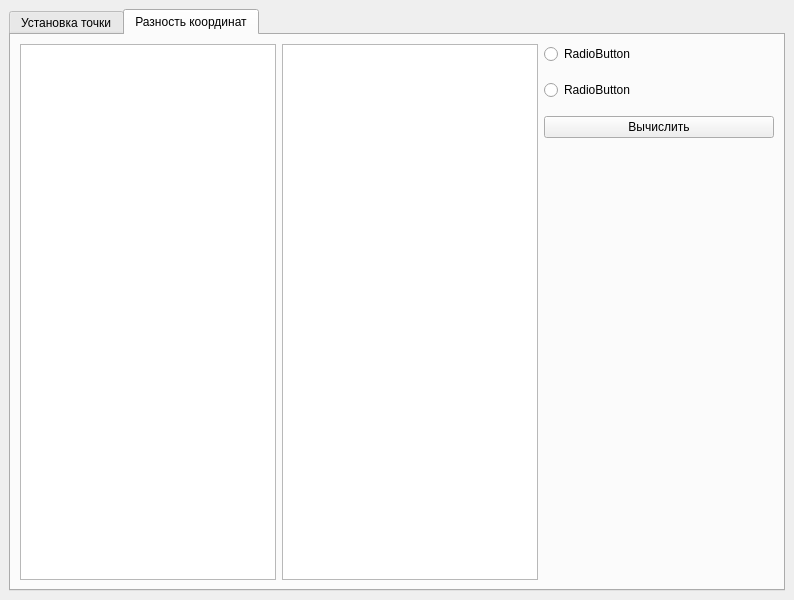
Old version of the form mainwindow.ui in the repository KalinaVitaly/QtLabelImg.
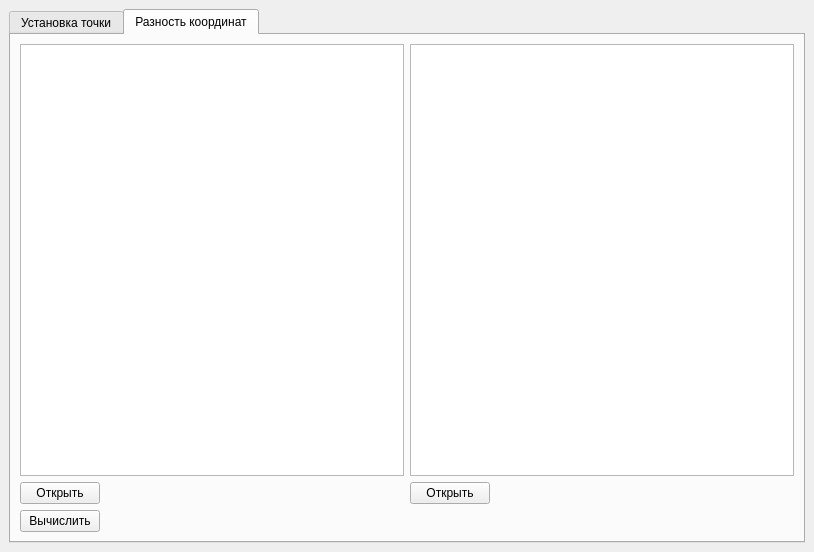
New version of the form. The open tabs and pages were chosen to show the change. Custom widgets are drawn as their Qt base class.

```diff
--- a/mainwindow.ui
+++ b/mainwindow.ui
@@ -6,8 +6,8 @@
    <rect>
     <x>0</x>
     <y>0</y>
-    <width>794</width>
-    <height>600</height>
+    <width>814</width>
+    <height>552</height>
    </rect>
   </property>
   <property name="sizePolicy">
@@ -20,77 +20,78 @@
    <string>MainWindow</string>
   </property>
   <widget class="QWidget" name="centralwidget">
-   <layout class="QHBoxLayout" name="horizontalLayout">
-    <item>
+   <layout class="QGridLayout" name="gridLayout_3">
+    <item row="0" column="0">
      <widget class="QTabWidget" name="tabWidget">
       <property name="currentIndex">
-       <number>1</number>
+       <number>0</number>
       </property>
       <widget class="QWidget" name="tab">
        <attribute name="title">
         <string>Установка точки</string>
        </attribute>
-       <layout class="QHBoxLayout" name="horizontalLayout_2">
-        <item>
-         <widget class="QListWidget" name="listFilesTabFirst">
+       <layout class="QGridLayout" name="gridLayout">
+        <item row="0" column="5">
+         <widget class="PaintGraphicView" name="graphicsView">
           <property name="sizePolicy">
-           <sizepolicy hsizetype="Minimum" vsizetype="Expanding">
+           <sizepolicy hsizetype="MinimumExpanding" vsizetype="Expanding">
             <horstretch>0</horstretch>
             <verstretch>0</verstretch>
            </sizepolicy>
           </property>
+          <property name="cursor" stdset="0">
+           <cursorShape>CrossCursor</cursorShape>
+          </property>
          </widget>
         </item>
-        <item>
-         <widget class="PaintGraphicView" name="graphicsView"/>
-        </item>
-        <item>
-         <layout class="QVBoxLayout" name="verticalLayout">
+        <item row="0" column="0">
+         <layout class="QVBoxLayout" name="verticalLayout_3">
           <item>
-           <widget class="QPushButton" name="nextButton">
-            <property name="text">
-             <string>Вперед</string>
+           <widget class="QListWidget" name="listFilesTabFirst">
+            <property name="sizePolicy">
+             <sizepolicy hsizetype="Minimum" vsizetype="Expanding">
+              <horstretch>0</horstretch>
+              <verstretch>0</verstretch>
+             </sizepolicy>
             </property>
            </widget>
           </item>
           <item>
-           <spacer name="verticalSpacer_4">
-            <property name="orientation">
-             <enum>Qt::Vertical</enum>
-            </property>
-            <property name="sizeType">
-             <enum>QSizePolicy::Minimum</enum>
-            </property>
-            <property name="sizeHint" stdset="0">
-             <size>
-              <width>20</width>
-              <height>10</height>
-             </size>
-            </property>
-           </spacer>
-          </item>
-          <item>
-           <widget class="QPushButton" name="backButton">
-            <property name="text">
-             <string>Назад</string>
-            </property>
-           </widget>
-          </item>
-          <item>
-           <spacer name="verticalSpacer_2">
-            <property name="orientation">
-             <enum>Qt::Vertical</enum>
-            </property>
-            <property name="sizeType">
-             <enum>QSizePolicy::Expanding</enum>
-            </property>
-            <property name="sizeHint" stdset="0">
-             <size>
-              <width>20</width>
-              <height>40</height>
-             </size>
-            </property>
-           </spacer>
+           <layout class="QHBoxLayout" name="horizontalLayout">
+            <item>
+             <widget class="QPushButton" name="OpenButton">
+              <property name="sizePolicy">
+               <sizepolicy hsizetype="Preferred" vsizetype="Minimum">
+                <horstretch>0</horstretch>
+                <verstretch>0</verstretch>
+               </sizepolicy>
+              </property>
+              <property name="text">
+               <string>Открыть</string>
+              </property>
+             </widget>
+            </item>
+            <item>
+             <widget class="QPushButton" name="BackButton">
+              <property name="sizePolicy">
+               <sizepolicy hsizetype="Preferred" vsizetype="Fixed">
+                <horstretch>0</horstretch>
+                <verstretch>0</verstretch>
+               </sizepolicy>
+              </property>
+              <property name="text">
+               <string>Назад</string>
+              </property>
+             </widget>
+            </item>
+            <item>
+             <widget class="QLabel" name="CoordinatesLabel">
+              <property name="text">
+               <string>x: 0.0 y: 0.0</string>
+              </property>
+             </widget>
+            </item>
+           </layout>
           </item>
          </layout>
         </item>
@@ -100,8 +101,8 @@
        <attribute name="title">
         <string>Разность координат</string>
        </attribute>
-       <layout class="QHBoxLayout" name="horizontalLayout_3">
-        <item>
+       <layout class="QGridLayout" name="gridLayout_2">
+        <item row="0" column="0">
          <widget class="QListWidget" name="listFilesFirstTabSecond">
           <property name="sizePolicy">
            <sizepolicy hsizetype="Minimum" vsizetype="Expanding">
@@ -111,7 +112,63 @@
           </property>
          </widget>
         </item>
-        <item>
+        <item row="3" column="0" colspan="2">
+         <layout class="QHBoxLayout" name="horizontalLayout_2">
+          <item>
+           <widget class="QPushButton" name="OpenDirForFirstListWidget">
+            <property name="text">
+             <string>Открыть</string>
+            </property>
+           </widget>
+          </item>
+          <item>
+           <spacer name="horizontalSpacer">
+            <property name="orientation">
+             <enum>Qt::Horizontal</enum>
+            </property>
+            <property name="sizeHint" stdset="0">
+             <size>
+              <width>40</width>
+              <height>20</height>
+             </size>
+            </property>
+           </spacer>
+          </item>
+          <item>
+           <widget class="QPushButton" name="OpenDirForSecondListWidget">
+            <property name="sizePolicy">
+             <sizepolicy hsizetype="Minimum" vsizetype="Fixed">
+              <horstretch>0</horstretch>
+              <verstretch>0</verstretch>
+             </sizepolicy>
+            </property>
+            <property name="minimumSize">
+             <size>
+              <width>40</width>
+              <height>0</height>
+             </size>
+            </property>
+            <property name="text">
+             <string>Открыть</string>
+            </property>
+           </widget>
+          </item>
+          <item>
+           <spacer name="horizontalSpacer_2">
+            <property name="orientation">
+             <enum>Qt::Horizontal</enum>
+            </property>
+            <property name="sizeHint" stdset="0">
+             <size>
+              <width>40</width>
+              <height>20</height>
+             </size>
+            </property>
+           </spacer>
+          </item>
+         </layout>
+        </item>
+        <item row="0" column="1">
          <widget class="QListWidget" name="listFilesSecondTabSecond">
           <property name="sizePolicy">
            <sizepolicy hsizetype="Minimum" vsizetype="Expanding">
@@ -121,73 +178,24 @@
           </property>
          </widget>
         </item>
-        <item>
-         <layout class="QVBoxLayout" name="verticalLayout_2">
+        <item row="7" column="0" rowspan="2" colspan="2">
+         <layout class="QHBoxLayout" name="horizontalLayout_6">
           <item>
-           <widget class="QRadioButton" name="radioButton">
-            <property name="text">
-             <string>RadioButton</string>
-            </property>
-           </widget>
-          </item>
-          <item>
-           <spacer name="verticalSpacer">
-            <property name="orientation">
-             <enum>Qt::Vertical</enum>
-            </property>
-            <property name="sizeType">
-             <enum>QSizePolicy::Minimum</enum>
-            </property>
-            <property name="sizeHint" stdset="0">
-             <size>
-              <width>10</width>
-              <height>10</height>
-             </size>
-            </property>
-           </spacer>
-          </item>
-          <item>
-           <widget class="QRadioButton" name="radioButton_2">
-            <property name="text">
-             <string>RadioButton</string>
-            </property>
-           </widget>
-          </item>
-          <item>
-           <spacer name="verticalSpacer_5">
-            <property name="orientation">
-             <enum>Qt::Vertical</enum>
-            </property>
-            <property name="sizeType">
-             <enum>QSizePolicy::Minimum</enum>
-            </property>
-            <property name="sizeHint" stdset="0">
-             <size>
-              <width>10</width>
-              <height>10</height>
-             </size>
-            </property>
-           </spacer>
-          </item>
-          <item>
-           <widget class="QPushButton" name="pushButton">
+           <widget class="QPushButton" name="Calculate">
             <property name="text">
              <string>Вычислить</string>
             </property>
            </widget>
           </item>
           <item>
-           <spacer name="verticalSpacer_3">
+           <spacer name="horizontalSpacer_3">
             <property name="orientation">
-             <enum>Qt::Vertical</enum>
-            </property>
-            <property name="sizeType">
-             <enum>QSizePolicy::Expanding</enum>
+             <enum>Qt::Horizontal</enum>
             </property>
             <property name="sizeHint" stdset="0">
              <size>
-              <width>10</width>
-              <height>40</height>
+              <width>40</width>
+              <height>20</height>
              </size>
             </property>
            </spacer>
@@ -205,7 +213,7 @@
     <rect>
      <x>0</x>
      <y>0</y>
-     <width>794</width>
+     <width>814</width>
      <height>21</height>
     </rect>
    </property>
```
Left out of the diff: 75 changed lines with no effect on the pictures.
